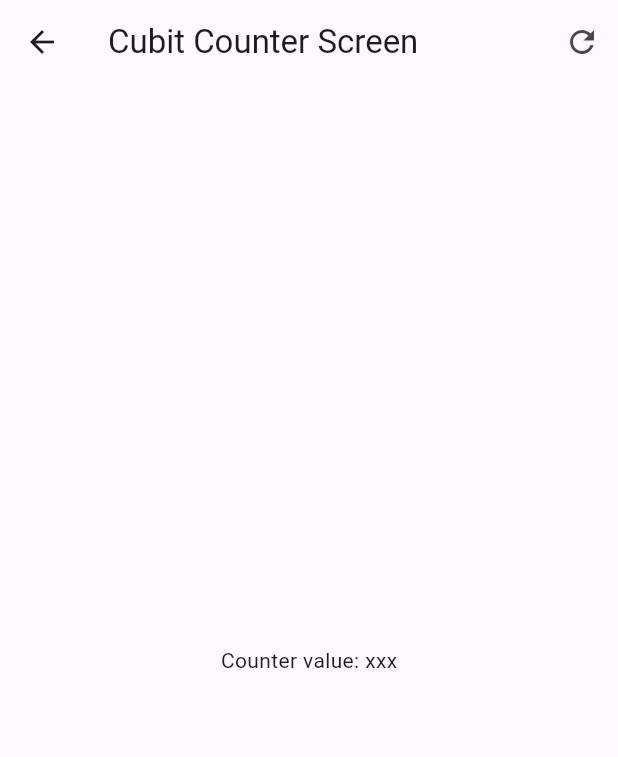
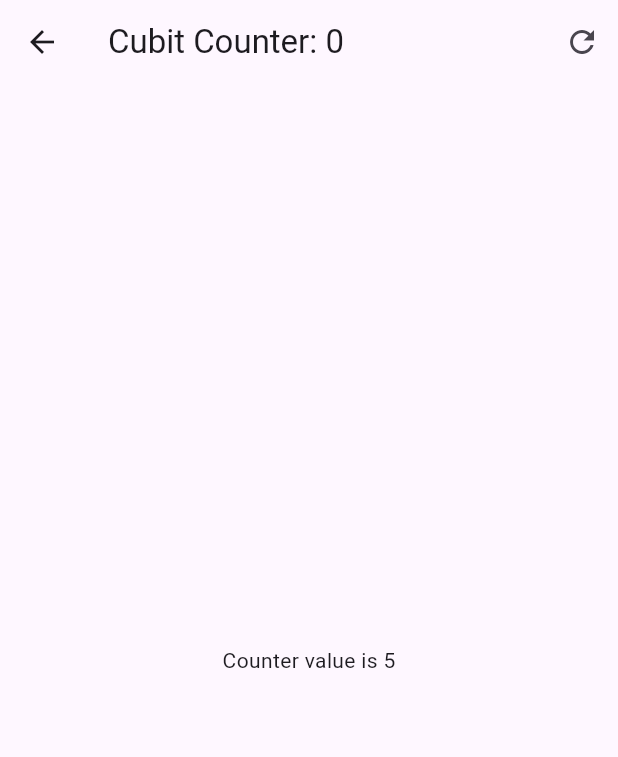
Before and after one commit to Anyel-ec/App-Forms-Flutter, a Flutter app: the screen it shows after launch, after a tap on "Cubits", on a phone screen of 412 x 824 dp. Shown: the top 757 px of the screen. Run offline on Flutter 3.47's test engine with Material 3 defaults, Android fonts, the phone set to English and light mode, and no system bars; our stand-ins replace flutter_bloc, go_router.

Commit message:
Consume and use the CounterCubit

```diff
--- a/lib/presentation/blocs/counter_cubit/counter_cubit.dart
+++ b/lib/presentation/blocs/counter_cubit/counter_cubit.dart
@@ -8,7 +8,7 @@ class CounterCubit extends Cubit<CounterState>{
   CounterCubit() : super(CounterState(counter: 5 ));
 
   void increaseBy (int value){ // increamentar
-    emit(state.copyWith(counter: state.counter + value)); // con copyWith es opcional los dos parametros
+    emit(state.copyWith(counter: state.counter + value, trasactuibCounter: state.trasactuibCounter + 1)); // con copyWith es opcional los dos parametros
   }
 
   void reset(){
--- a/lib/presentation/screens/cubit_counter_screen.dart
+++ b/lib/presentation/screens/cubit_counter_screen.dart
@@ -1,13 +1,29 @@
 import 'package:flutter/material.dart';
+import 'package:flutter_bloc/flutter_bloc.dart';
+import 'package:forms_app/presentation/blocs/counter_cubit/counter_cubit.dart';
 
 class CubitCounterScreen extends StatelessWidget {
   const CubitCounterScreen({super.key});
 
   @override
   Widget build(BuildContext context) {
+
+    return BlocProvider(
+      create: (_) => CounterCubit(),
+      child: const _CubitCounterView());
+  }
+}
+
+class _CubitCounterView extends StatelessWidget {
+
+  const _CubitCounterView();
+  @override
+  Widget build(BuildContext context) {
+    final counterState = context.watch<CounterCubit>().state;
+
     return Scaffold(
       appBar: AppBar(
-        title: const Text('Cubit Counter Screen'),
+        title:  Text('Cubit Counter: ${counterState.trasactuibCounter}'),
         actions: [
           IconButton(
             onPressed: () {},
@@ -16,8 +32,13 @@ class CubitCounterScreen extends StatelessWidget {
         ],
       ),
 
-      body: const Center(
-        child: Text('Counter value: xxx'),
+      body:  Center(
+        child: BlocBuilder<CounterCubit, CounterState>(
+          //buildWhen: (previous, current) => previous.counter != current.counter, // se cambia el estado solo si el valor del contador cambia
+          builder: (context, state){
+            return Text('Counter value is ${state.counter}');
+          },
+        ),
       ),
       floatingActionButton: Column(
         mainAxisAlignment: MainAxisAlignment.end,
--- a/lib/presentation/screens/home_screen.dart
+++ b/lib/presentation/screens/home_screen.dart
@@ -1,12 +1,25 @@
 
 
 import 'package:flutter/material.dart';
+import 'package:flutter_bloc/flutter_bloc.dart';
+import 'package:forms_app/presentation/blocs/counter_cubit/counter_cubit.dart';
 import 'package:go_router/go_router.dart';
 
 class HomeScreen extends StatelessWidget {
   static const String routeName = 'home-screen';
   const HomeScreen({super.key});
 
+
+  @override
+  Widget build(BuildContext context) {
+    return BlocProvider( // toda la vista de _CubitCounterView se envuelve en un BlocProvider para que solo aqui se pueda acceder a CounterCubit
+      create: (_) => CounterCubit(),
+      child: const _CubitCounterView());
+  }
+}
+
+class _CubitCounterView extends StatelessWidget {
+  const _CubitCounterView();
 
   @override
   Widget build(BuildContext context) {
```
